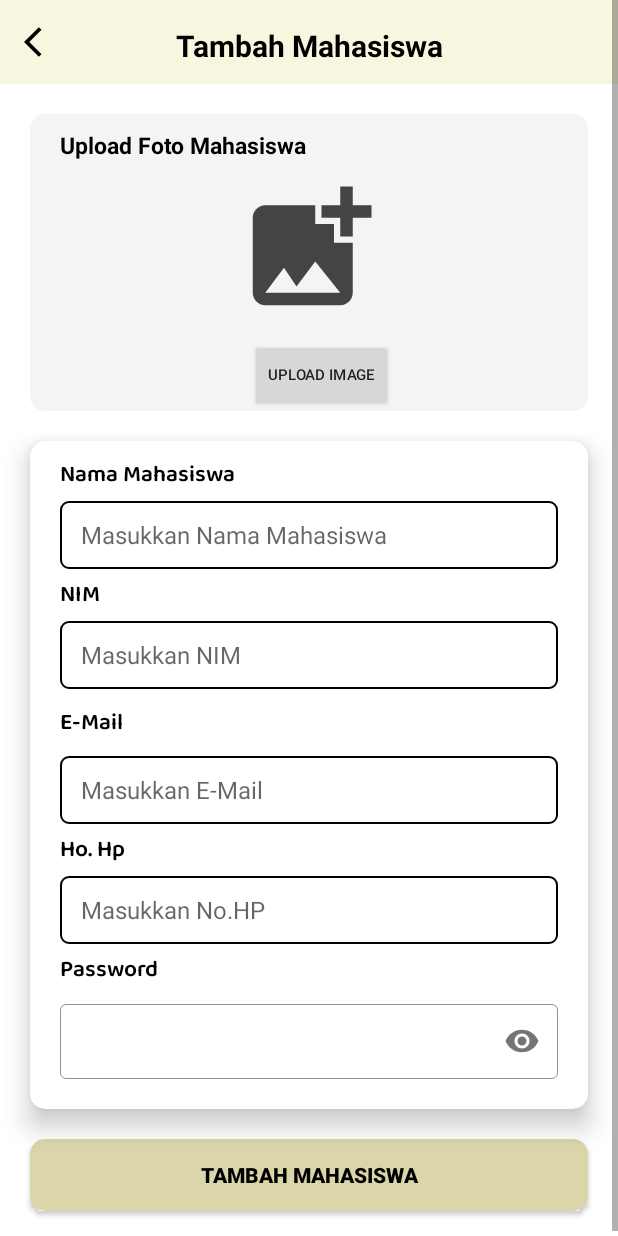
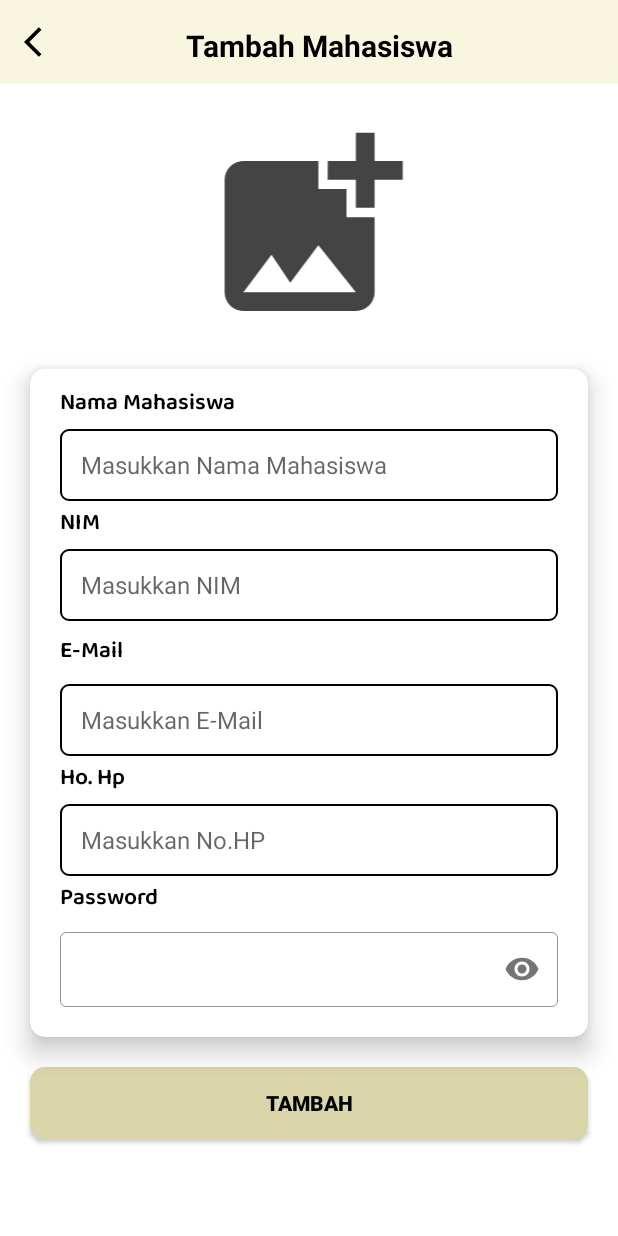
Before and after one commit to Lindalnd/Absensi-PPB-2, an Android app: the AddMahasiswa screen opened directly, with no data from a screen before it, on a phone screen of 412 x 824 dp. Run offline under Robolectric (Android 15) with nearby library versions, the phone set to English and light mode, and no system bars; our stand-ins replace Firebase (no records; nobody signed in at launch, a user with empty details on screens opened directly).

Commit message:
memperbaiki bug

```diff
--- a/app/src/main/java/com/lindainaya/absensippb/Dosen/DaftarMahasiswaHadir.kt
+++ b/app/src/main/java/com/lindainaya/absensippb/Dosen/DaftarMahasiswaHadir.kt
@@ -28,7 +28,7 @@ class DaftarMahasiswaHadir : AppCompatActivity() {
 
         db = FirebaseFirestore.getInstance()
 
-        db.collection("Absensi").get().addOnSuccessListener {
+        db.collection("Hadir").get().addOnSuccessListener {
             if (!it.isEmpty){
                 for (data in it.documents){
                     val mhshadir : Presensi? = data.toObject(Presensi::class.java)
--- a/app/src/main/res/layout/add_mahasiswa.xml
+++ b/app/src/main/res/layout/add_mahasiswa.xml
@@ -26,7 +26,7 @@
             <TextView
                 android:layout_width="wrap_content"
                 android:layout_height="wrap_content"
-                android:layout_gravity="center_horizontal"
+                android:layout_marginHorizontal="100dp"
                 android:paddingTop="5dp"
                 android:text="Tambah Mahasiswa"
                 android:textStyle="bold"
@@ -36,45 +36,20 @@
 
         <RelativeLayout
             android:layout_width="match_parent"
-            android:layout_height="wrap_content"
-            android:background="@drawable/button"
-            android:backgroundTint="#F4F4F4"
+            android:layout_height="150dp"
+            android:background="@drawable/kotak"
             android:layout_marginHorizontal="20dp"
             android:layout_marginVertical="20dp">
-            <TextView
-                android:layout_width="wrap_content"
-                android:layout_height="wrap_content"
-                android:text="Upload Foto Mahasiswa"
-                android:layout_marginTop="10dp"
-                android:layout_marginHorizontal="20dp"
-                android:textColor="@color/black"
-                android:textSize="15sp"
-                android:textStyle="bold"/>
 
             <ImageView
-                android:id="@+id/img_mahasiswa"
+                android:id="@+id/img_btn"
                 android:layout_width="100dp"
                 android:layout_height="100dp"
-
+                android:layout_alignParentEnd="true"
                 android:layout_alignParentStart="true"
-                android:layout_alignParentEnd="true"
-                android:layout_marginStart="130dp"
-                android:layout_marginTop="40dp"
-                android:layout_marginEnd="130dp"
+                android:layout_alignParentTop="true"
+                android:layout_alignParentBottom="true"
                 android:src="@drawable/add_image" />
-
-            <Button
-                android:id="@+id/img_btn"
-                android:layout_width="wrap_content"
-                android:layout_height="wrap_content"
-                android:layout_alignParentTop="true"
-                android:layout_alignParentEnd="true"
-                android:layout_alignParentBottom="true"
-                android:layout_marginTop="140dp"
-                android:layout_marginEnd="130dp"
-                android:layout_marginBottom="10dp"
-                android:text="upload image"
-                android:textSize="10sp" />
 
         </RelativeLayout>
 
@@ -89,7 +64,7 @@
             android:backgroundTint="@color/white">
 
             <TextView
-                android:id="@+id/nim"
+                android:id="@+id/name"
                 android:layout_width="wrap_content"
                 android:layout_height="wrap_content"
                 android:fontFamily="@font/baloo2_semibold"
@@ -101,9 +76,9 @@
                 android:textStyle="bold" />
 
             <EditText
-                android:id="@+id/edt_namaMhs"
+                android:id="@+id/edNamaMhs"
                 android:layout_width="match_parent"
-                android:layout_height="45dp"
+                android:layout_height="48dp"
                 android:background="@drawable/kotak2"
                 android:layout_marginTop="40dp"
                 android:layout_marginHorizontal="20dp"
@@ -125,9 +100,9 @@
                 android:textStyle="bold" />
 
             <EditText
-                android:id="@+id/edt_nimmhs"
+                android:id="@+id/edNimMhs"
                 android:layout_width="match_parent"
-                android:layout_height="45dp"
+                android:layout_height="48dp"
                 android:background="@drawable/kotak2"
                 android:layout_marginTop="120dp"
                 android:layout_marginHorizontal="20dp"
@@ -149,9 +124,9 @@
                 android:textStyle="bold" />
 
             <EditText
-                android:id="@+id/edt_emailMhs"
+                android:id="@+id/edTgl"
                 android:layout_width="match_parent"
-                android:layout_height="45dp"
+                android:layout_height="48dp"
                 android:background="@drawable/kotak2"
                 android:layout_marginTop="210dp"
                 android:layout_marginHorizontal="20dp"
@@ -175,7 +150,7 @@
             <EditText
                 android:id="@+id/noHandp_mhs"
                 android:layout_width="match_parent"
-                android:layout_height="45dp"
+                android:layout_height="48dp"
                 android:layout_marginTop="290dp"
                 android:layout_marginHorizontal="20dp"
                 android:background="@drawable/kotak2"
@@ -204,6 +179,7 @@
                 app:boxStrokeWidth="0.8dp"
                 android:layout_marginTop="370dp"
                 app:passwordToggleEnabled="true">
+
                 <EditText
                     android:id="@+id/Password_mhs"
                     android:layout_width="match_parent"
@@ -215,7 +191,8 @@
                     android:autofillHints="Password"
                     android:textSize="18sp"
                     tools:ignore="RtlSymmetry"
-                    android:layout_marginBottom="20dp"/>
+                    android:layout_marginBottom="20dp"
+                    android:importantForAccessibility="no"/>
             </com.google.android.material.textfield.TextInputLayout>
 
         </androidx.cardview.widget.CardView>
@@ -224,7 +201,7 @@
             android:id="@+id/btn_addmhs"
             android:layout_width="match_parent"
             android:layout_height="wrap_content"
-            android:text="TAMBAH MAHASISWA"
+            android:text="TAMBAH"
             android:textColor="@color/black"
             android:textStyle="bold"
             android:background="@drawable/button"
```
Also changed, not shown: app/src/main/java/com/lindainaya/absensippb/AddMahasiswa.kt (+36 -141 lines), app/src/main/res/layout/fragment_home.xml (+4 -4 lines).
